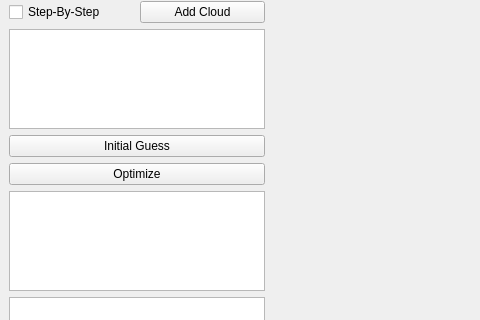
Above: g2o_frontend/apps/pwn_gui/pwn_gui_base_main_window.ui from grisetti/g2o_frontend before the change; both pictures show x 0 to 480 and y 172 to 492 of the 789 by 600 pixel window. Below: the same form after it.
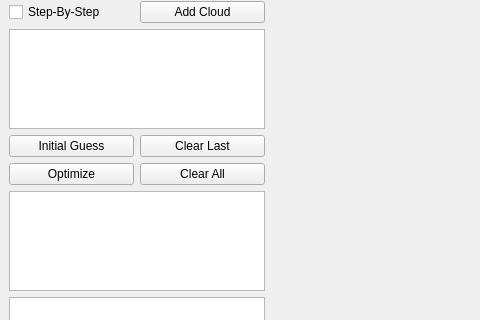
That is the form after the change. Custom widgets are drawn as their Qt base class.

The edit to the form file:
```diff
--- a/g2o_frontend/apps/pwn_gui/pwn_gui_base_main_window.ui
+++ b/g2o_frontend/apps/pwn_gui/pwn_gui_base_main_window.ui
@@ -167,30 +167,36 @@
        <widget class="QListWidget" name="listWidget"/>
       </item>
       <item>
+       <layout class="QGridLayout" name="gridLayout_2">
+        <item row="0" column="0">
        <widget class="QPushButton" name="pushButton_initial_guess">
-        <property name="sizePolicy">
-         <sizepolicy hsizetype="Minimum" vsizetype="Fixed">
-          <horstretch>0</horstretch>
-          <verstretch>0</verstretch>
-         </sizepolicy>
-        </property>
         <property name="text">
          <string>Initial Guess</string>
         </property>
        </widget>
       </item>
-      <item>
+        <item row="1" column="0">
        <widget class="QPushButton" name="pushButton_optimize">
-        <property name="sizePolicy">
-         <sizepolicy hsizetype="Minimum" vsizetype="Fixed">
-          <horstretch>0</horstretch>
-          <verstretch>0</verstretch>
-         </sizepolicy>
-        </property>
         <property name="text">
          <string>Optimize</string>
         </property>
        </widget>
+        </item>
+        <item row="0" column="1">
+         <widget class="QPushButton" name="pushButton_clear_last">
+          <property name="text">
+           <string>Clear Last</string>
+          </property>
+         </widget>
+        </item>
+        <item row="1" column="1">
+         <widget class="QPushButton" name="pushButton_clear_all">
+          <property name="text">
+           <string>Clear All</string>
+          </property>
+         </widget>
+        </item>
+       </layout>
       </item>
       <item>
        <widget class="QGraphicsView" name="graphicsView1_2d">
```
Lines whose indentation alone changed are shown as unchanged.
